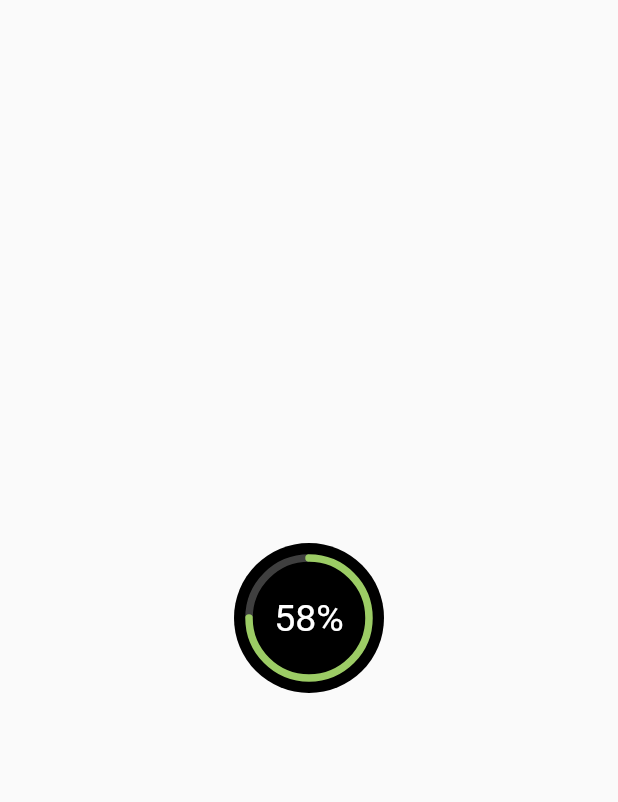
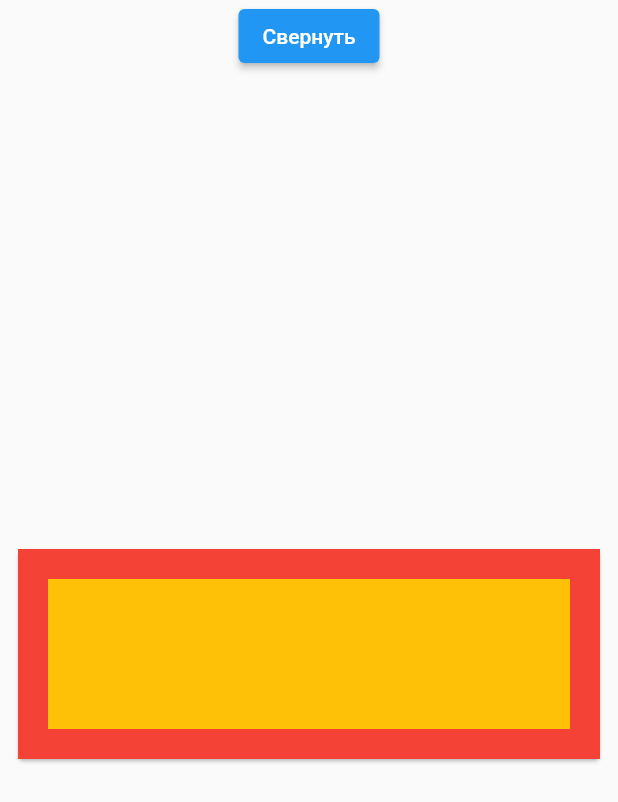
Before and after one commit to roman-romanov/flutter_for_practice, a Flutter app: the screen it shows after launch, on a phone screen of 412 x 824 dp. Shown: the top 802 px of the screen. Run offline on Flutter 3.47's test engine with Material 2 defaults, Android fonts, the phone set to English and light mode, and no system bars; our stand-ins replace geolocator, sizer; missing offline and left inert: split_view.

Commit message:
collapse_animated_widget

```diff
--- /dev/null
+++ b/lib/collapse_animated.dart
@@ -0,0 +1,58 @@
+import 'package:flutter/material.dart';
+import 'package:flutter_for_practice/const/const.dart';
+import 'package:flutter_for_practice/styles/colors.dart';
+import 'package:flutter_for_practice/styles/styles.dart';
+import 'package:flutter_for_practice/styles/values.dart';
+
+class CollapseAnimatedWidget extends StatefulWidget {
+  final String title;
+  const CollapseAnimatedWidget({Key? key, required this.title})
+      : super(key: key);
+
+  @override
+  _CollapseAnimatedWidgetState createState() => _CollapseAnimatedWidgetState();
+}
+
+class _CollapseAnimatedWidgetState extends State<CollapseAnimatedWidget> {
+  bool _isCollapsed = false;
+
+  void _toggle() {
+    setState(() {
+      _isCollapsed = !_isCollapsed;
+    });
+  }
+
+  @override
+  Widget build(BuildContext context) {
+    return Scaffold(
+      body: SafeArea(
+        child: Column(children: [
+          ElevatedButton(
+              onPressed: _toggle,
+              child: Text(_isCollapsed ? expand : collapse)),
+          Expanded(
+            child: Center(
+              child: Padding(
+                padding: const EdgeInsets.all(8.0),
+                child: Card(
+                  child: Container(
+                    color: red,
+                    width: widthInfinity,
+                    child: Padding(
+                      padding: edgeInsetsTwenty,
+                      child: AnimatedContainer(
+                        duration: Duration(milliseconds: 500),
+                        height: _isCollapsed ? 0 : height100,
+                        color: _isCollapsed ? green : amber,
+                      ),
+                    ),
+                  ),
+                ),
+              ),
+            ),
+          ),
+        ]),
+      ),
+    );
+  }
+}
--- /dev/null
+++ b/lib/const/const.dart
@@ -0,0 +1,2 @@
+const String collapse = 'Свернуть';
+const String expand = 'Развернуть';
--- a/lib/main.dart
+++ b/lib/main.dart
@@ -1,7 +1,8 @@
 import 'package:flutter/material.dart';
 import 'package:flutter/services.dart';
+import 'package:flutter_for_practice/collapse_animated.dart';
 import 'package:sizer/sizer.dart';
-import 'custom_paint.dart';
+
 
 
 void main() {
@@ -25,7 +26,7 @@ class App extends StatelessWidget {
           bottomNavigationBarTheme: BottomNavigationBarThemeData(
               selectedItemColor: Colors.red, unselectedItemColor: Colors.grey),
         ),
-        home: CustomPainWidget(title: 'Flutter Practice'),
+        home: CollapseAnimatedWidget(title: 'Flutter Practice'),
       );
     });
   }
--- /dev/null
+++ b/lib/styles/colors.dart
@@ -0,0 +1,8 @@
+import 'package:flutter/material.dart';
+
+const white = Colors.white;
+const black = Colors.black;
+const blue = Colors.blue;
+const green = Colors.green;
+const red = Colors.red;
+const amber = Colors.amber;
--- /dev/null
+++ b/lib/styles/styles.dart
@@ -0,0 +1,7 @@
+import 'package:flutter/material.dart';
+
+
+const edgeInsetsEight = EdgeInsets.all(8.0);
+const edgeInsetsTwenty = EdgeInsets.all(20.0);
+const mainAxisAlignmentCenter = MainAxisAlignment.center;
+const crossAxisAlignmentCenter = CrossAxisAlignment.center;
```
Also changed, not shown: lib/styles/values.dart (added, +11 -0 lines).
